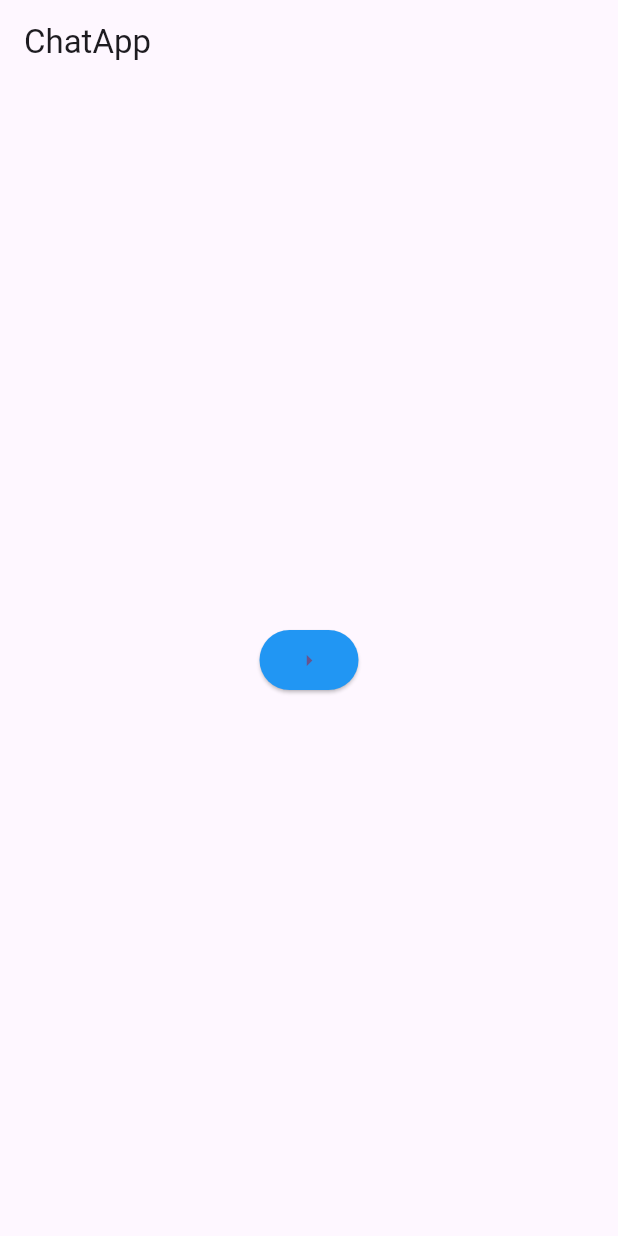
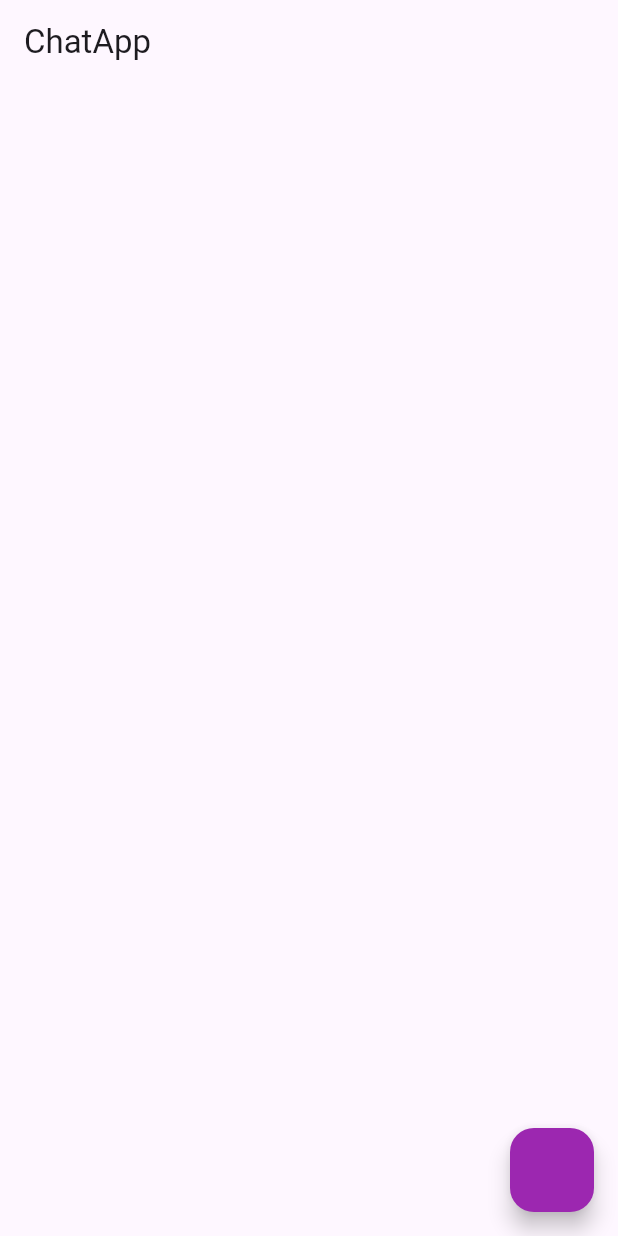
Before and after one commit to Kenjegulov/FlashChat, a Flutter app: the screen it shows after launch, on a phone screen of 412 x 824 dp. Run offline on Flutter 3.47's test engine with Material 2 defaults, Android fonts, the phone set to English and light mode, and no system bars; our stand-ins replace cloud_firestore, firebase_core; accounts and stored records are empty.

Commit message:
made CRUD

```diff
--- a/lib/models/ChatApp.dart
+++ /dev/null
@@ -1,12 +0,0 @@
-class ChatApp {
-  final String title;
-  final String descripton;
-  final bool isCompleted;
-  final String author;
-
-  ChatApp(
-      {required this.title,
-      required this.descripton,
-      required this.isCompleted,
-      required this.author});
-}
--- /dev/null
+++ b/lib/models/ChatAppData.dart
@@ -0,0 +1,41 @@
+import 'dart:convert';
+
+class ChatAppData {
+  ChatAppData({
+    this.id,
+    required this.title,
+    required this.description,
+    required this.isCompleted,
+    required this.author,
+  });
+  String? id;
+  final String title;
+  final String description;
+  final bool isCompleted;
+  final String author;
+
+  Map<String, dynamic> toMap() {
+    final result = <String, dynamic>{};
+
+    result.addAll({'title': title});
+    result.addAll({'description': description});
+    result.addAll({'isCompleted': isCompleted});
+    result.addAll({'author': author});
+
+    return result;
+  }
+
+  factory ChatAppData.fromMap(Map<String, dynamic> map) {
+    return ChatAppData(
+      title: map['title'] ?? '',
+      description: map['description'] ?? '',
+      isCompleted: map['isCompleted'] ?? false,
+      author: map['author'] ?? '',
+    );
+  }
+
+  String toJson() => json.encode(toMap());
+
+  factory ChatAppData.fromJson(String source) =>
+      ChatAppData.fromMap(json.decode(source));
+}
--- /dev/null
+++ b/lib/models/Controllers.dart
@@ -0,0 +1,8 @@
+import 'package:flutter/cupertino.dart';
+
+class Controller {
+  static bool isCompleted = false;
+  static TextEditingController titleController = TextEditingController();
+  static TextEditingController descriptionController = TextEditingController();
+  static TextEditingController authorController = TextEditingController();
+}
--- a/lib/view/home.dart
+++ b/lib/view/home.dart
@@ -1,4 +1,7 @@
+import 'package:flutter/cupertino.dart';
 import 'package:flutter/material.dart';
+import 'package:flutter_lesson12/models/ChatAppData.dart';
+import 'package:flutter_lesson12/services/ChatAppService.dart';
 import 'package:flutter_lesson12/view/secondPage.dart';
 
 class ChatApp extends StatefulWidget {
@@ -15,24 +18,64 @@ class ChatAppState extends State<ChatApp> {
       appBar: AppBar(
         title: const Text('ChatApp'),
       ),
-      body: Center(
-        child: Column(
-          mainAxisAlignment: MainAxisAlignment.center,
-          children: [
-            ElevatedButton(
-                style: ElevatedButton.styleFrom(backgroundColor: Colors.blue),
-                onPressed: () {
-                  Navigator.push(
-                    context,
-                    MaterialPageRoute(
-                      builder: (context) => const SecondPage(),
+      body: StreamBuilder(
+        stream: ChatAppService.read(),
+        builder: (context, snapshot) {
+          if (snapshot.connectionState == ConnectionState.waiting) {
+            return const Center(
+                child: CupertinoActivityIndicator(
+              radius: 25,
+            ));
+          } else if (snapshot.hasError) {
+            return Text(snapshot.error.toString());
+          } else if (snapshot.hasData) {
+            final List<ChatAppData> chatAppData = snapshot.data!.docs
+                .map((e) =>
+                    ChatAppData.fromMap(e.data() as Map<String, dynamic>)
+                      ..id = e.id)
+                .toList();
+            return ListView.builder(
+              itemCount: chatAppData.length,
+              itemBuilder: (context, index) {
+                final chat = chatAppData[index];
+                return Card(
+                  child: ListTile(
+                    leading: Text(chat.title),
+                    title: Text(chat.description),
+                    subtitle: Text(chat.author),
+                    trailing: Row(
+                      mainAxisSize: MainAxisSize.min,
+                      children: [
+                        Checkbox(
+                          value: chat.isCompleted,
+                          onChanged: (v) async {
+                            await ChatAppService.update(chat);
+                          },
+                        ),
+                        IconButton(
+                            onPressed: () async {
+                              await ChatAppService.delete(chat);
+                            },
+                            icon: const Icon(Icons.delete))
+                      ],
                     ),
-                  );
-                },
-                child: const Icon(Icons.arrow_right))
-          ],
-        ),
+                  ),
+                );
+              },
+            );
+          } else {
+            return const Text("Error");
+          }
+        },
       ),
+      floatingActionButton: FloatingActionButton(
+          backgroundColor: Colors.purple,
+          onPressed: () {
+            Navigator.push(
+              context,
+              MaterialPageRoute(builder: (context) => const SecondPage()),
+            );
+          }),
     );
   }
 }
```
Also changed, not shown: lib/services/ChatAppService.dart (+30 -9 lines), lib/view/secondPage.dart (+27 -33 lines).
